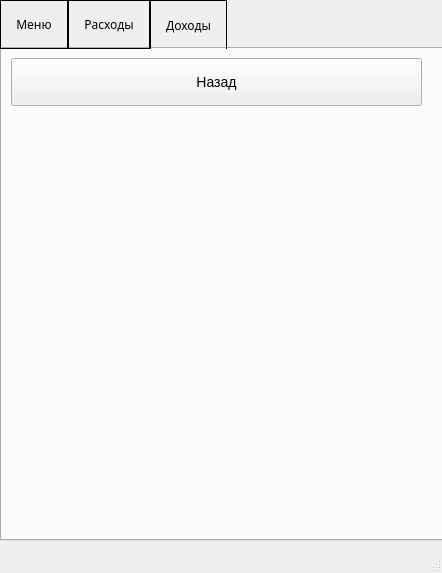
Before: the Qt Designer form mainwindow.ui in SIANotAlone/expanses, drawn with Qt 5.
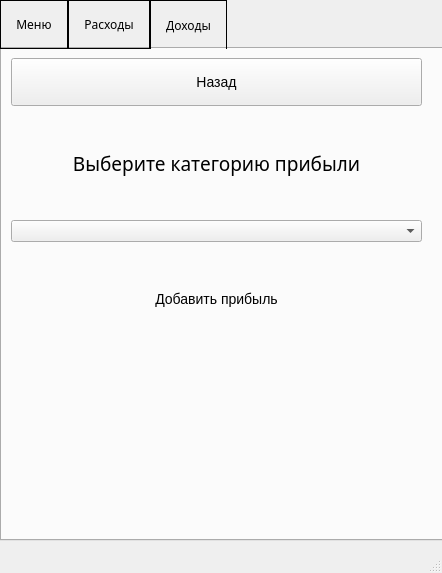
After: the same form once the commit is applied. The open tabs and pages were chosen to show the change.

Commit message: add income tab and save data to db

Diff of the .ui file:
```diff
--- a/mainwindow.ui
+++ b/mainwindow.ui
@@ -227,10 +227,13 @@
         <x>-1</x>
         <y>-1</y>
         <width>431</width>
-        <height>471</height>
+        <height>302</height>
        </rect>
       </property>
       <layout class="QVBoxLayout" name="verticalLayout_3">
+       <property name="sizeConstraint">
+        <enum>QLayout::SetDefaultConstraint</enum>
+       </property>
        <property name="leftMargin">
         <number>10</number>
        </property>
@@ -252,17 +255,44 @@
         </widget>
        </item>
        <item>
-        <spacer name="verticalSpacer_2">
-         <property name="orientation">
-          <enum>Qt::Vertical</enum>
+        <widget class="QLabel" name="label_3">
+         <property name="font">
+          <font>
+           <family>Montserrat</family>
+           <pointsize>14</pointsize>
+          </font>
          </property>
-         <property name="sizeHint" stdset="0">
-          <size>
-           <width>20</width>
-           <height>40</height>
-          </size>
+         <property name="text">
+          <string>Выберите категорию прибыли</string>
          </property>
-        </spacer>
+         <property name="alignment">
+          <set>Qt::AlignCenter</set>
+         </property>
+        </widget>
+       </item>
+       <item>
+        <widget class="QComboBox" name="sel_cat"/>
+       </item>
+       <item>
+        <widget class="QLabel" name="label_2">
+         <property name="layoutDirection">
+          <enum>Qt::LeftToRight</enum>
+         </property>
+         <property name="styleSheet">
+          <string notr="true">font-size:14px;
+font-family:&quot;Monserrat&quot;;
+</string>
+         </property>
+         <property name="text">
+          <string>Добавить прибыль</string>
+         </property>
+         <property name="textFormat">
+          <enum>Qt::AutoText</enum>
+         </property>
+         <property name="alignment">
+          <set>Qt::AlignCenter</set>
+         </property>
+        </widget>
        </item>
       </layout>
      </widget>
```
Left out of the diff: 2 changed lines with no effect on the pictures. The commit also changes 3 other files.
